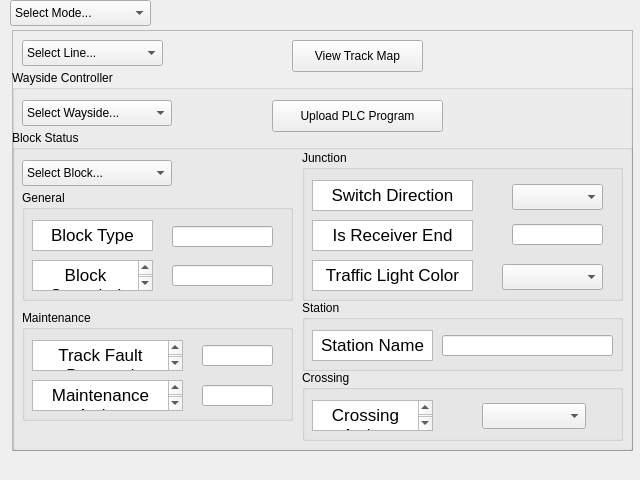
Before: the Qt Designer form Modules/SW_Wayside/Frontend/SW_Wayside_UI.ui in keshavshankar08/ECE1140, drawn with Qt 5.
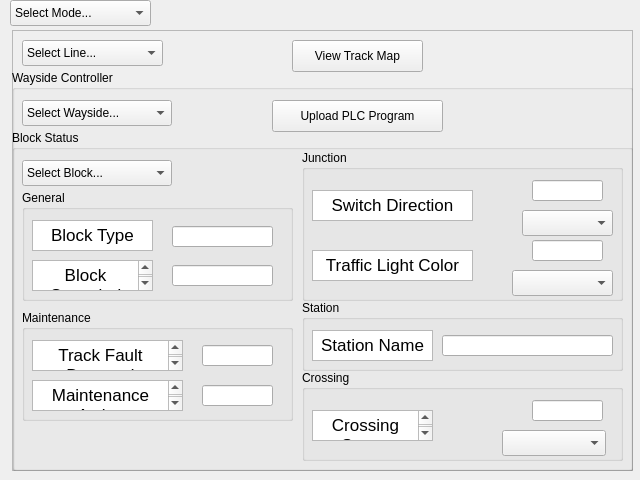
After: the same form once the commit is applied.

Patch:
```diff
--- a/Modules/SW_Wayside/Frontend/SW_Wayside_UI.ui
+++ b/Modules/SW_Wayside/Frontend/SW_Wayside_UI.ui
@@ -31,7 +31,7 @@
       <x>12</x>
       <y>30</y>
       <width>621</width>
-      <height>421</height>
+      <height>441</height>
      </rect>
     </property>
     <property name="font">
@@ -105,7 +105,7 @@
        <x>0</x>
        <y>40</y>
        <width>621</width>
-       <height>381</height>
+       <height>401</height>
       </rect>
      </property>
      <property name="font">
@@ -173,7 +173,7 @@
         <x>0</x>
         <y>60</y>
         <width>621</width>
-        <height>321</height>
+        <height>341</height>
        </rect>
       </property>
       <property name="font">
@@ -481,7 +481,7 @@
          <x>290</x>
          <y>240</y>
          <width>321</width>
-         <height>71</height>
+         <height>91</height>
         </rect>
        </property>
        <property name="font">
@@ -495,8 +495,8 @@
        <widget class="QComboBox" name="CrossingActiveDropdown">
         <property name="geometry">
          <rect>
-          <x>180</x>
-          <y>33</y>
+          <x>200</x>
+          <y>60</y>
           <width>104</width>
           <height>26</height>
          </rect>
@@ -514,7 +514,7 @@
         <property name="geometry">
          <rect>
           <x>10</x>
-          <y>30</y>
+          <y>40</y>
           <width>121</width>
           <height>31</height>
          </rect>
@@ -529,7 +529,29 @@
 &lt;html&gt;&lt;head&gt;&lt;meta name=&quot;qrichtext&quot; content=&quot;1&quot; /&gt;&lt;style type=&quot;text/css&quot;&gt;
 p, li { white-space: pre-wrap; }
 &lt;/style&gt;&lt;/head&gt;&lt;body style=&quot; font-family:'Arial'; font-size:13pt; font-weight:400; font-style:normal;&quot;&gt;
-&lt;p align=&quot;center&quot; style=&quot; margin-top:0px; margin-bottom:0px; margin-left:0px; margin-right:0px; -qt-block-indent:0; text-indent:0px;&quot;&gt;&lt;span style=&quot; font-family:'.AppleSystemUIFont';&quot;&gt;Crossing Active&lt;/span&gt;&lt;/p&gt;&lt;/body&gt;&lt;/html&gt;</string>
+&lt;p align=&quot;center&quot; style=&quot; margin-top:0px; margin-bottom:0px; margin-left:0px; margin-right:0px; -qt-block-indent:0; text-indent:0px;&quot;&gt;&lt;span style=&quot; font-family:'.AppleSystemUIFont';&quot;&gt;Crossing Status&lt;/span&gt;&lt;/p&gt;&lt;/body&gt;&lt;/html&gt;</string>
+        </property>
+       </widget>
+       <widget class="QLineEdit" name="crossing_status_value">
+        <property name="geometry">
+         <rect>
+          <x>230</x>
+          <y>30</y>
+          <width>71</width>
+          <height>21</height>
+         </rect>
+        </property>
+        <property name="text">
+         <string/>
+        </property>
+        <property name="maxLength">
+         <number>5</number>
+        </property>
+        <property name="alignment">
+         <set>Qt::AlignCenter</set>
+        </property>
+        <property name="readOnly">
+         <bool>true</bool>
         </property>
        </widget>
       </widget>
@@ -553,8 +575,8 @@
        <widget class="QComboBox" name="SwitchDirectionDropdown">
         <property name="geometry">
          <rect>
-          <x>210</x>
-          <y>34</y>
+          <x>220</x>
+          <y>60</y>
           <width>91</width>
           <height>26</height>
          </rect>
@@ -572,7 +594,7 @@
         <property name="geometry">
          <rect>
           <x>10</x>
-          <y>30</y>
+          <y>40</y>
           <width>161</width>
           <height>31</height>
          </rect>
@@ -594,29 +616,7 @@
         <property name="geometry">
          <rect>
           <x>10</x>
-          <y>70</y>
-          <width>161</width>
-          <height>31</height>
-         </rect>
-        </property>
-        <property name="font">
-         <font>
-          <family>Arial</family>
-         </font>
-        </property>
-        <property name="html">
-         <string>&lt;!DOCTYPE HTML PUBLIC &quot;-//W3C//DTD HTML 4.0//EN&quot; &quot;http://www.w3.org/TR/REC-html40/strict.dtd&quot;&gt;
-&lt;html&gt;&lt;head&gt;&lt;meta name=&quot;qrichtext&quot; content=&quot;1&quot; /&gt;&lt;style type=&quot;text/css&quot;&gt;
-p, li { white-space: pre-wrap; }
-&lt;/style&gt;&lt;/head&gt;&lt;body style=&quot; font-family:'Arial'; font-size:13pt; font-weight:400; font-style:normal;&quot;&gt;
-&lt;p align=&quot;center&quot; style=&quot; margin-top:0px; margin-bottom:0px; margin-left:0px; margin-right:0px; -qt-block-indent:0; text-indent:0px;&quot;&gt;Is Receiver End&lt;/p&gt;&lt;/body&gt;&lt;/html&gt;</string>
-        </property>
-       </widget>
-       <widget class="QTextBrowser" name="TrafficLightColorLabel">
-        <property name="geometry">
-         <rect>
-          <x>10</x>
-          <y>110</y>
+          <y>100</y>
           <width>161</width>
           <height>31</height>
          </rect>
@@ -637,8 +637,8 @@
        <widget class="QComboBox" name="TrafficLightColorDropdown">
         <property name="geometry">
          <rect>
-          <x>200</x>
-          <y>114</y>
+          <x>210</x>
+          <y>120</y>
           <width>101</width>
           <height>26</height>
          </rect>
@@ -655,9 +655,9 @@
        <widget class="QLineEdit" name="IsReceiverEndValue">
         <property name="geometry">
          <rect>
-          <x>210</x>
-          <y>74</y>
-          <width>91</width>
+          <x>230</x>
+          <y>90</y>
+          <width>71</width>
           <height>21</height>
          </rect>
         </property>
@@ -673,8 +673,27 @@
         <property name="readOnly">
          <bool>true</bool>
         </property>
-        <property name="clearButtonEnabled">
-         <bool>false</bool>
+       </widget>
+       <widget class="QLineEdit" name="switch_direction_value">
+        <property name="geometry">
+         <rect>
+          <x>230</x>
+          <y>30</y>
+          <width>71</width>
+          <height>21</height>
+         </rect>
+        </property>
+        <property name="text">
+         <string/>
+        </property>
+        <property name="maxLength">
+         <number>5</number>
+        </property>
+        <property name="alignment">
+         <set>Qt::AlignCenter</set>
+        </property>
+        <property name="readOnly">
+         <bool>true</bool>
         </property>
        </widget>
       </widget>
```
Left out of the diff: 68 changed lines with no effect on the pictures.
